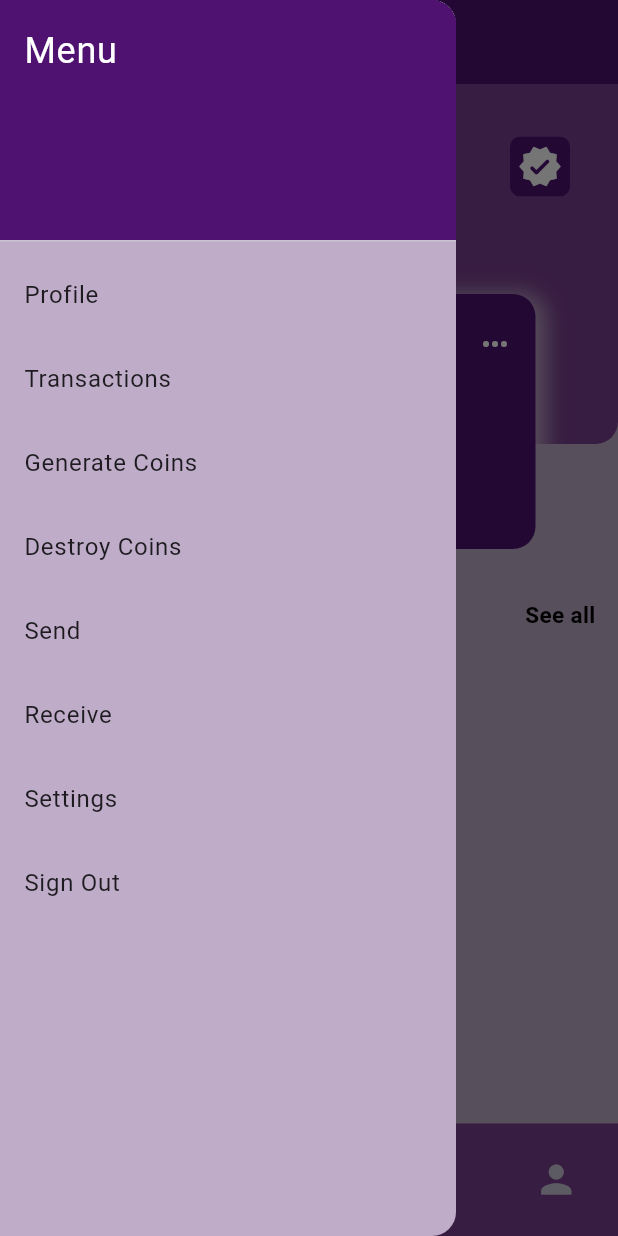
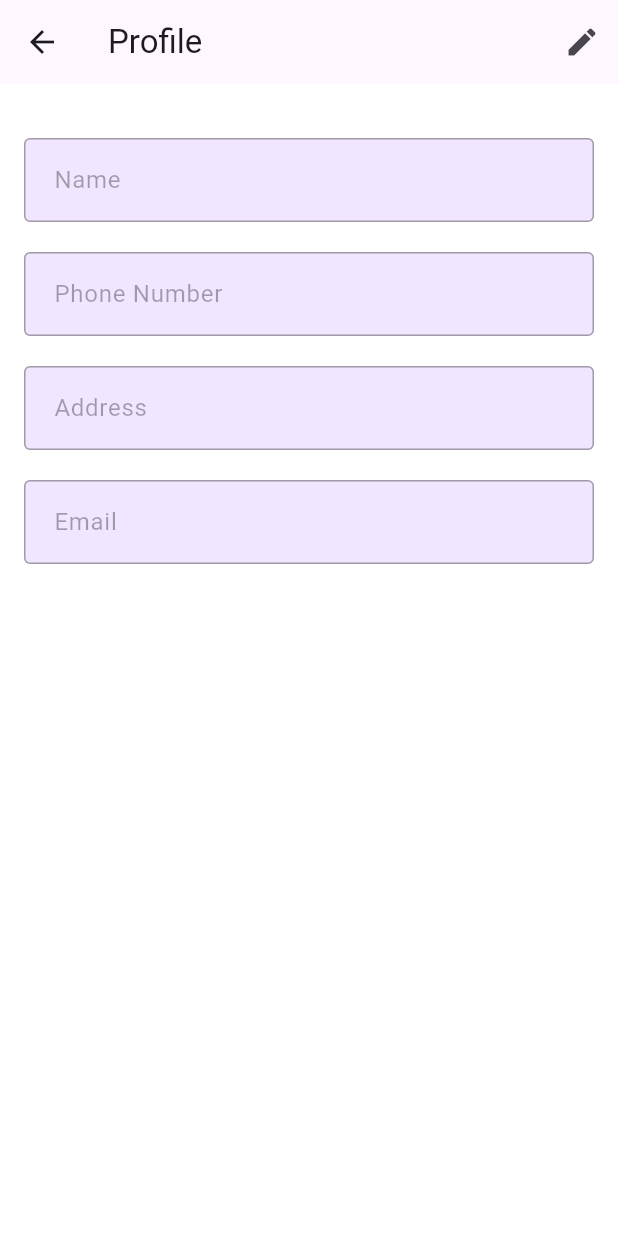
Before and after one commit to Juiceyyyy/UniPay, a Flutter app: the AdminPage screen opened directly, in the side drawer, after a tap on "Profile", on a phone screen of 412 x 824 dp. Run offline on Flutter 3.47's test engine with Material 3 defaults, Android fonts, the phone set to English and light mode, and no system bars; drawn by our look-alikes of curved_navigation_bar; our stand-ins replace cloud_firestore, firebase_auth, firebase_core, flutter_svg, google_sign_in, local_auth and 1 more; missing offline and left inert: qr_code_scanner; accounts and stored records are empty.

Commit message:
profile page added

```diff
--- a/lib/Screens/Home/admin_home.dart
+++ b/lib/Screens/Home/admin_home.dart
@@ -1,6 +1,7 @@
 import 'package:firebase_auth/firebase_auth.dart';
 import 'package:flutter/material.dart';
 import 'package:unipay/Screens/Login/login_screen.dart';
+import 'package:unipay/Screens/Profile/profile.dart';
 import 'package:unipay/components/constants.dart';
 import 'package:unipay/Screens/Home/components/generateCoin.dart';
 import '../Recieve/generate_qr_code.dart';
@@ -37,7 +38,7 @@ class AdminPage extends StatelessWidget {
             ListTile(
               title: Text('Profile'),
               onTap: () {
-                // Add functionality here for Button 1
+                Navigator.push(context, MaterialPageRoute(builder: (context) => ProfilePage()));
               },
             ),
             ListTile(
--- a/lib/Screens/Home/components/dashboard.dart
+++ b/lib/Screens/Home/components/dashboard.dart
@@ -2,6 +2,7 @@ import 'package:curved_navigation_bar/curved_navigation_bar.dart';
 import 'package:flutter/material.dart';
 import 'package:firebase_auth/firebase_auth.dart';
 import 'package:cloud_firestore/cloud_firestore.dart';
+import 'package:unipay/Screens/Profile/profile.dart';
 import '../../../components/constants.dart';
 import '../../QR/scanner.dart';
 import '../../Recieve/generate_qr_code.dart';
@@ -82,7 +83,7 @@ class _DashboardState extends State<Dashboard> {
           SendMoney(),
           Scanner(),// Replace these with appropriate pages
           GenerateQRCode(), // Replace these with appropriate pages
-          Container(color: Colors.red), // Replace these with appropriate pages
+          ProfilePage(), // Replace these with appropriate pages
         ],
       ),
       bottomNavigationBar: CurvedNavigationBar(
--- a/lib/Screens/Home/user_home.dart
+++ b/lib/Screens/Home/user_home.dart
@@ -2,6 +2,7 @@ import 'package:firebase_auth/firebase_auth.dart';
 import 'package:flutter/material.dart';
 import 'package:unipay/Screens/Login/login_screen.dart';
 import 'package:unipay/components/constants.dart';
+import '../Profile/profile.dart';
 import '../Recieve/generate_qr_code.dart';
 import '../Send/sendmoney.dart';
 import 'components/dashboard.dart';
@@ -35,7 +36,7 @@ class HomePage extends StatelessWidget {
             ListTile(
               title: Text('Profile'),
               onTap: () {
-                // Add functionality here for Button 1
+                Navigator.push(context, MaterialPageRoute(builder: (context) => ProfilePage()));
               },
             ),
             ListTile(
--- /dev/null
+++ b/lib/Screens/Profile/profile.dart
@@ -0,0 +1,98 @@
+import 'package:flutter/material.dart';
+
+class ProfilePage extends StatefulWidget {
+  @override
+  _ProfilePageState createState() => _ProfilePageState();
+}
+
+class _ProfilePageState extends State<ProfilePage> {
+  TextEditingController _nameController = TextEditingController();
+  TextEditingController _phoneNumberController = TextEditingController();
+  TextEditingController _addressController = TextEditingController();
+  TextEditingController _emailController = TextEditingController();
+
+  bool _isEditing = false;
+
+  @override
+  Widget build(BuildContext context) {
+    return Scaffold(
+      appBar: AppBar(
+        title: Text('Profile'),
+        actions: [
+          IconButton(
+            icon: Icon(Icons.edit),
+            onPressed: () {
+              setState(() {
+                _isEditing = !_isEditing;
+              });
+            },
+          ),
+        ],
+      ),
+      body: Padding(
+        padding: const EdgeInsets.all(16.0),
+        child: Column(
+          crossAxisAlignment: CrossAxisAlignment.start,
+          children: [
+            SizedBox(height: 20),
+            TextFormField(
+              controller: _nameController,
+              enabled: _isEditing,
+              decoration: InputDecoration(
+                labelText: 'Name',
+                border: OutlineInputBorder(),
+              ),
+            ),
+            SizedBox(height: 20),
+            TextFormField(
+              controller: _phoneNumberController,
+              enabled: _isEditing,
+              decoration: InputDecoration(
+                labelText: 'Phone Number',
+                border: OutlineInputBorder(),
+              ),
+            ),
+            SizedBox(height: 20),
+            TextFormField(
+              controller: _addressController,
+              enabled: _isEditing,
+              decoration: InputDecoration(
+                labelText: 'Address',
+                border: OutlineInputBorder(),
+              ),
+            ),
+            SizedBox(height: 20),
+            TextFormField(
+              controller: _emailController,
+              enabled: false,
+              decoration: InputDecoration(
+                labelText: 'Email',
+                border: OutlineInputBorder(),
+              ),
+            ),
+            SizedBox(height: 20),
+            if (_isEditing)
+              ElevatedButton(
+                onPressed: () {
+                  // Implement your save logic here
+                  setState(() {
+                    _isEditing = false;
+                  });
+                },
+                child: Text('Save Profile'),
+              ),
+          ],
+        ),
+      ),
+    );
+  }
+
+  @override
+  void dispose() {
+    _nameController.dispose();
+    _phoneNumberController.dispose();
+    _addressController.dispose();
+    _emailController.dispose();
+    super.dispose();
+  }
+}
```
Also changed, not shown: 1 other file.
